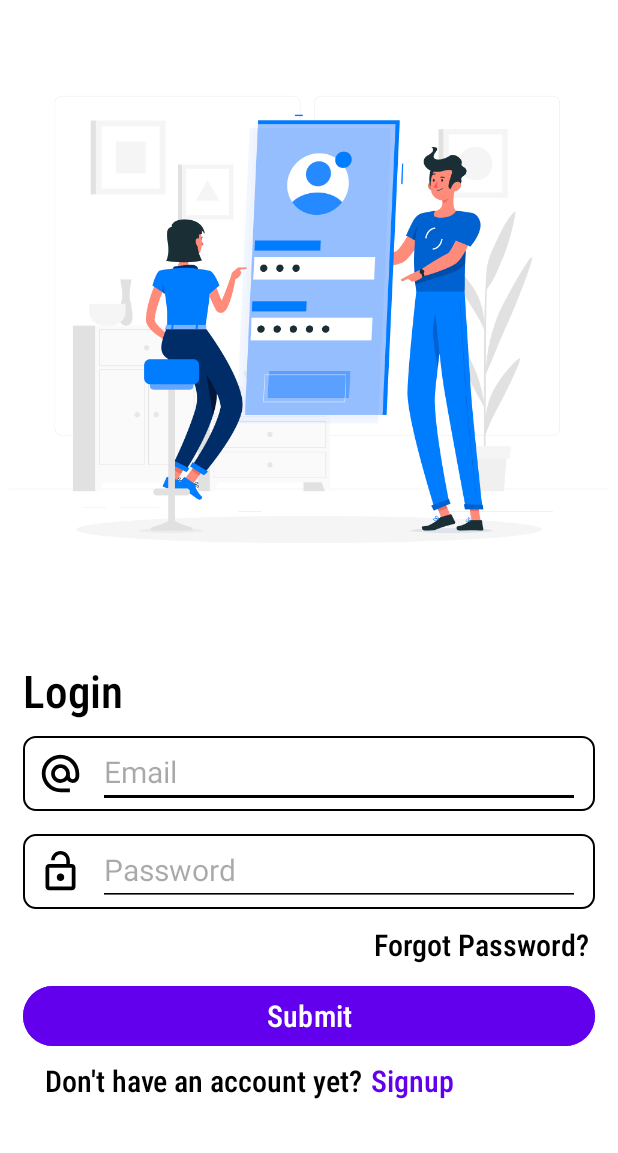
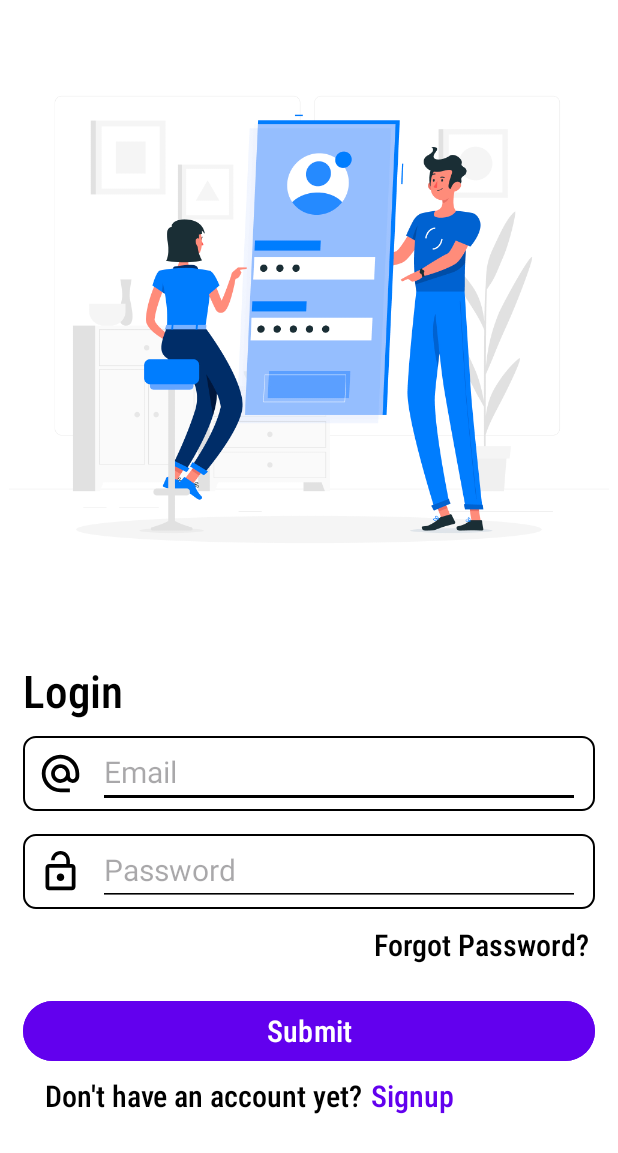
Before and after one commit to ArmanKhanTech/DailyDoze, an Android app: the screen it shows after launch (LoginActivity), on a phone screen of 412 x 824 dp. Shown: the top 1153 px of the screen. Run offline under Robolectric (Android 15) with nearby library versions, the phone set to English and light mode, and no system bars; our stand-ins replace Firebase (no records; nobody signed in at launch, a user with empty details on screens opened directly).

Commit message:
Final Commit

```diff
--- a/app/src/main/res/layout/activity_login.xml
+++ b/app/src/main/res/layout/activity_login.xml
@@ -119,20 +119,35 @@
                 android:textColor="@color/black"
                 android:textSize="20dp" />
 
+            <RelativeLayout
+                android:layout_width="match_parent"
+                android:layout_height="wrap_content"
+                android:layout_marginLeft="15dp"
+                android:layout_marginTop="20dp"
+                android:layout_marginRight="15dp">
+
                 <Button
                     android:id="@+id/login_btn"
                     android:layout_width="match_parent"
                     android:layout_height="wrap_content"
-                android:layout_gravity="center"
-                android:layout_marginLeft="15dp"
-                android:layout_marginTop="10dp"
-                android:layout_marginRight="15dp"
                     android:backgroundTint="@color/purple_500"
                     android:fontFamily="sans-serif-condensed-medium"
                     android:text="Submit"
                     android:textAlignment="center"
                     android:textColor="@color/white"
                     android:textSize="20dp" />
+
+                <ProgressBar
+                    android:id="@+id/login_progressbar"
+                    android:layout_width="match_parent"
+                    android:layout_height="35dp"
+                    android:layout_gravity="center"
+                    android:layout_centerVertical="true"
+                    android:indeterminateTint="@color/white"
+                    android:indeterminateTintMode="src_in"
+                    android:visibility="gone"/>
+
+            </RelativeLayout>
 
             <LinearLayout
                 android:layout_width="match_parent"
--- a/app/src/main/res/layout/main_menu.xml
+++ b/app/src/main/res/layout/main_menu.xml
@@ -292,7 +292,7 @@
                     <ImageView
                         android:layout_width="50dp"
                         android:layout_height="match_parent"
-                        android:padding="3dp"
+                        android:padding="4dp"
                         android:src="@drawable/faq_icon" />
 
                     <TextView
```
Also changed, not shown: app/src/main/java/com/android/dailydoze/Activity/LoginActivity.java (+15 -1 lines), app/src/main/java/com/android/dailydoze/Activity/SignupActivity.java (+8 -0 lines), app/src/main/res/layout/activity_signup.xml (+19 -3 lines), app/src/main/res/layout/toolbar.xml (+6 -7 lines). Lines whose indentation alone changed are shown as unchanged.
